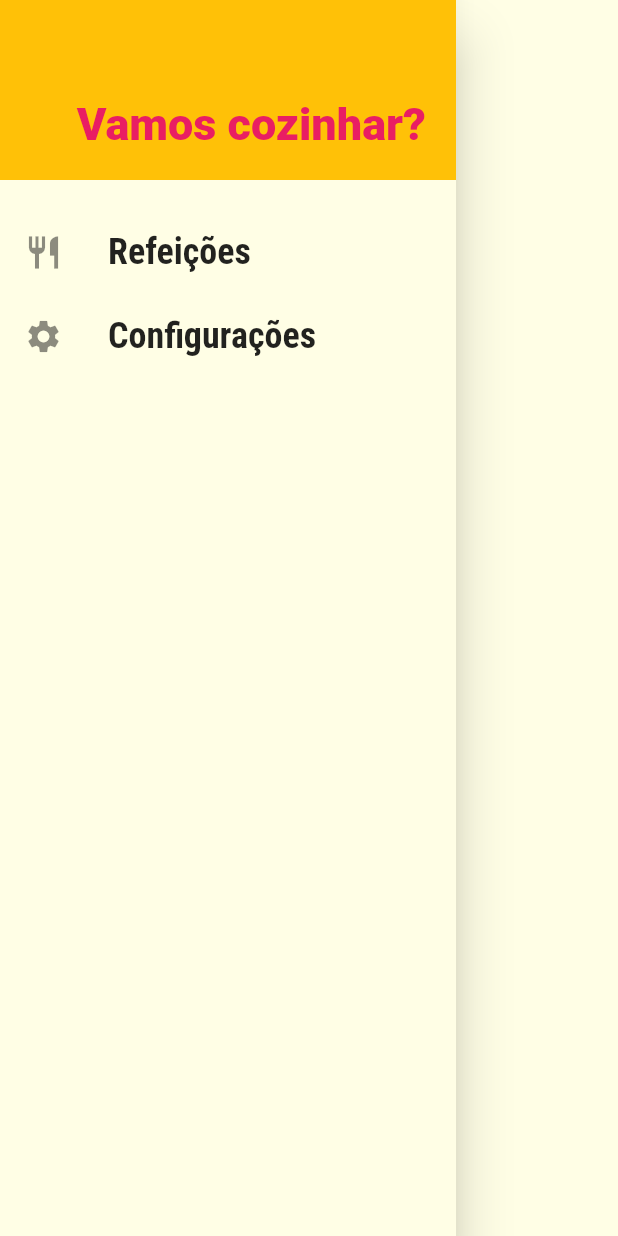
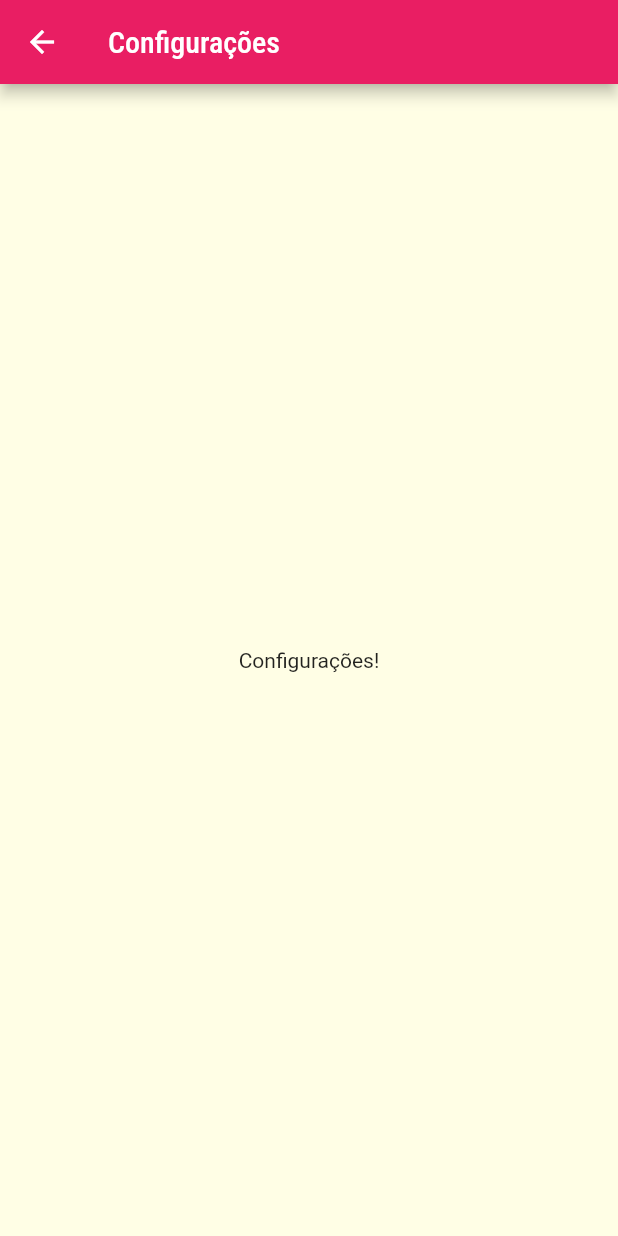
Before and after one commit to LucasMLara/Meals, a Flutter app: the MainDrawer widget shown alone on an empty page, opened directly, after a tap on "Configurações", on a phone screen of 412 x 824 dp. Run offline on Flutter 3.47's test engine with Material 2 defaults, Android fonts, the phone set to English and light mode, and no system bars; network calls fail.

Commit message:
adding drawer links

```diff
--- a/lib/components/main_drawer.dart
+++ b/lib/components/main_drawer.dart
@@ -1,9 +1,10 @@
 import 'package:flutter/material.dart';
+import '../utils/app-routes.dart';
 
 class MainDrawer extends StatelessWidget {
   const MainDrawer({super.key});
 
-  Widget _createItem(IconData icon, String label) {
+  Widget _createItem(IconData icon, String label, Function() onTap) {
     return ListTile(
       leading: Icon(
         icon,
@@ -16,7 +17,7 @@ class MainDrawer extends StatelessWidget {
             fontSize: 24,
             fontWeight: FontWeight.bold),
       ),
-      onTap: () {},
+      onTap: onTap,
     );
   }
 
@@ -42,8 +43,10 @@ class MainDrawer extends StatelessWidget {
           const SizedBox(
             height: 20,
           ),
-          _createItem(Icons.restaurant, 'Refeições'),
-          _createItem(Icons.settings, 'Configurações'),
+          _createItem(Icons.restaurant, 'Refeições',
+              () => Navigator.of(context).pushNamed(AppRoutes.HOME)),
+          _createItem(Icons.settings, 'Configurações',
+              () => Navigator.of(context).pushNamed(AppRoutes.SETTINGS)),
         ],
       ),
     );
--- a/lib/main.dart
+++ b/lib/main.dart
@@ -1,5 +1,5 @@
 import 'package:flutter/material.dart';
-import './screens/categories_screen.dart';
+import 'screens/settings_screen.dart';
 import './screens/categories_meals_screen.dart';
 import './screens/meal_detail_screen.dart';
 import './utils/app-routes.dart';
@@ -17,7 +17,8 @@ class MyApp extends StatelessWidget {
       title: 'DeliMeals',
       routes: {
         AppRoutes.CATEGORIES_MEALS: (ctx) => const CategoriesMealsScreen(),
-        AppRoutes.MEALS_DETAIL: (ctx) => const MealDetailScreen()
+        AppRoutes.MEALS_DETAIL: (ctx) => const MealDetailScreen(),
+        AppRoutes.SETTINGS: (ctx) => const SettingsScreen()
       },
       theme: ThemeData(
         colorScheme: ColorScheme.fromSwatch().copyWith(
@@ -33,7 +34,7 @@ class MyApp extends StatelessWidget {
               ),
             ),
       ),
-      home: TabsScreen(),
+      home: const TabsScreen(),
     );
   }
 }
--- /dev/null
+++ b/lib/screens/settings_screen.dart
@@ -0,0 +1,20 @@
+import 'package:flutter/material.dart';
+
+class SettingsScreen extends StatelessWidget {
+  const SettingsScreen({super.key});
+
+  @override
+  Widget build(BuildContext context) {
+    return Scaffold(
+      appBar: AppBar(
+          title: const Text(
+        'Configurações',
+      )),
+      body: const Center(
+        child: Text(
+          'Configurações!',
+        ),
+      ),
+    );
+  }
+}
--- a/lib/utils/app-routes.dart
+++ b/lib/utils/app-routes.dart
@@ -2,4 +2,5 @@ class AppRoutes {
   static const HOME = '/';
   static const CATEGORIES_MEALS = '/categories-meals';
   static const MEALS_DETAIL = '/meals-detail';
+  static const SETTINGS = '/settings';
 }
```
